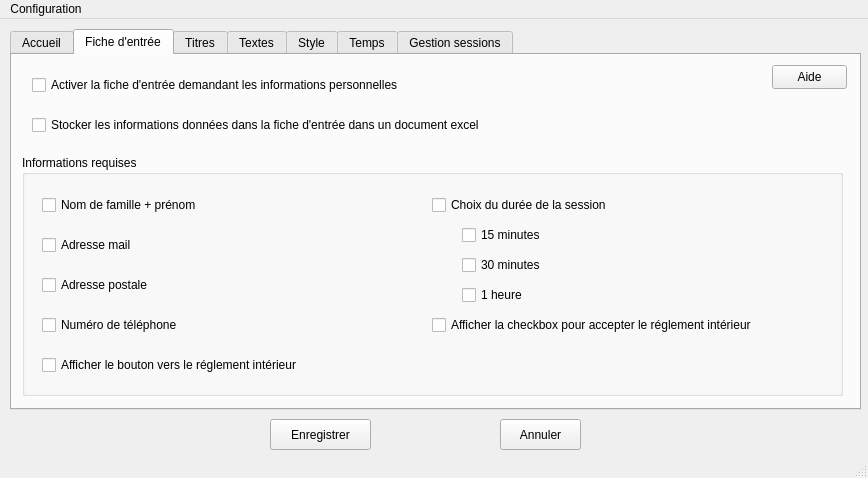
First picture: the form in configuration.ui, repository impli-osx/session_manager, before the edit.
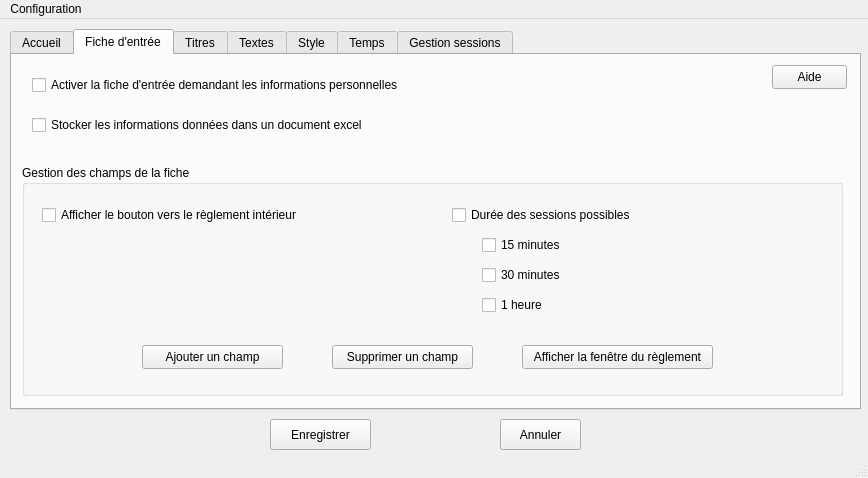
Second picture: the form after the edit.

Commit message: Changes to be committed: 	new file:   FicheEntree.ui 	new file:   FicheEntree_ui.py 	new file:   Ui_FicheEntree.py 	modified:   Ui_configuration.py 	modified:   config.json 	modified:   configuration.py 	modified:   configuration.ui 	modified:   configuration_ui.py 	new file:   ficheentree.py

What changed in the file:
```diff
--- a/configuration.ui
+++ b/configuration.ui
@@ -149,90 +149,90 @@
        </rect>
       </property>
       <property name="text">
-       <string>Stocker les informations données dans la fiche d'entrée dans un document excel</string>
+       <string>Stocker les informations données dans un document excel</string>
       </property>
      </widget>
      <widget class="QGroupBox" name="Informations">
       <property name="geometry">
        <rect>
         <x>10</x>
-        <y>100</y>
+        <y>110</y>
         <width>821</width>
-        <height>241</height>
+        <height>231</height>
        </rect>
       </property>
       <property name="title">
-       <string>Informations requises</string>
+       <string>Gestion des champs de la fiche</string>
       </property>
-      <widget class="QCheckBox" name="fiche_nom">
+      <widget class="QPushButton" name="ajouter_champ">
+       <property name="geometry">
+        <rect>
+         <x>120</x>
+         <y>180</y>
+         <width>141</width>
+         <height>24</height>
+        </rect>
+       </property>
+       <property name="text">
+        <string>Ajouter un champ</string>
+       </property>
+      </widget>
+      <widget class="QPushButton" name="supprimer_champ">
+       <property name="geometry">
+        <rect>
+         <x>310</x>
+         <y>180</y>
+         <width>141</width>
+         <height>24</height>
+        </rect>
+       </property>
+       <property name="text">
+        <string>Supprimer un champ</string>
+       </property>
+      </widget>
+      <widget class="QCheckBox" name="fiche_reglement">
        <property name="geometry">
         <rect>
          <x>20</x>
          <y>40</y>
-         <width>181</width>
+         <width>371</width>
          <height>20</height>
         </rect>
        </property>
        <property name="text">
-        <string>Nom de famille + prénom</string>
+        <string>Afficher le bouton vers le règlement intérieur</string>
        </property>
       </widget>
-      <widget class="QCheckBox" name="fiche_mail">
+      <widget class="QPushButton" name="fiche_afficher">
        <property name="geometry">
         <rect>
-         <x>20</x>
-         <y>80</y>
-         <width>221</width>
-         <height>20</height>
+         <x>500</x>
+         <y>180</y>
+         <width>191</width>
+         <height>24</height>
         </rect>
        </property>
        <property name="text">
-        <string>Adresse mail</string>
-       </property>
-      </widget>
-      <widget class="QCheckBox" name="fiche_adresse">
-       <property name="geometry">
-        <rect>
-         <x>20</x>
-         <y>120</y>
-         <width>241</width>
-         <height>20</height>
-        </rect>
-       </property>
-       <property name="text">
-        <string>Adresse postale</string>
-       </property>
-      </widget>
-      <widget class="QCheckBox" name="fiche_telephone">
-       <property name="geometry">
-        <rect>
-         <x>20</x>
-         <y>160</y>
-         <width>241</width>
-         <height>20</height>
-        </rect>
-       </property>
-       <property name="text">
-        <string>Numéro de téléphone</string>
+        <string>Afficher la fenêtre du règlement</string>
        </property>
       </widget>
       <widget class="QCheckBox" name="fiche_duree_session">
        <property name="geometry">
         <rect>
-         <x>410</x>
+         <x>430</x>
          <y>40</y>
-         <width>241</width>
+         <width>341</width>
          <height>20</height>
         </rect>
        </property>
        <property name="text">
-        <string>Choix du durée de la session</string>
+        <string>Durée des sessions possibles</string>
        </property>
       </widget>
       <widget class="QCheckBox" name="fiche_15min">
        <property name="geometry">
         <rect>
-         <x>440</x>
+         <x>460</x>
          <y>70</y>
          <width>221</width>
          <height>20</height>
@@ -245,9 +245,9 @@
       <widget class="QCheckBox" name="fiche_30min">
        <property name="geometry">
         <rect>
-         <x>440</x>
+         <x>460</x>
          <y>100</y>
-         <width>241</width>
+         <width>181</width>
          <height>20</height>
         </rect>
        </property>
@@ -258,9 +258,9 @@
       <widget class="QCheckBox" name="fiche_1h">
        <property name="geometry">
         <rect>
-         <x>440</x>
+         <x>460</x>
          <y>130</y>
-         <width>231</width>
+         <width>75</width>
          <height>20</height>
         </rect>
        </property>
@@ -268,32 +268,6 @@
         <string>1 heure</string>
        </property>
       </widget>
-      <widget class="QCheckBox" name="fiche_bouton_reglement">
-       <property name="geometry">
-        <rect>
-         <x>20</x>
-         <y>200</y>
-         <width>281</width>
-         <height>20</height>
-        </rect>
-       </property>
-       <property name="text">
-        <string>Afficher le bouton vers le réglement intérieur</string>
-       </property>
-      </widget>
-      <widget class="QCheckBox" name="fiche_reglement">
-       <property name="geometry">
-        <rect>
-         <x>410</x>
-         <y>160</y>
-         <width>351</width>
-         <height>20</height>
-        </rect>
-       </property>
-       <property name="text">
-        <string>Afficher la checkbox pour accepter le réglement intérieur</string>
-       </property>
-      </widget>
      </widget>
      <widget class="QPushButton" name="aide_fiche">
       <property name="geometry">
```
Left out of the diff: 45 changed lines with no effect on the pictures. The commit also changes 8 other files.
